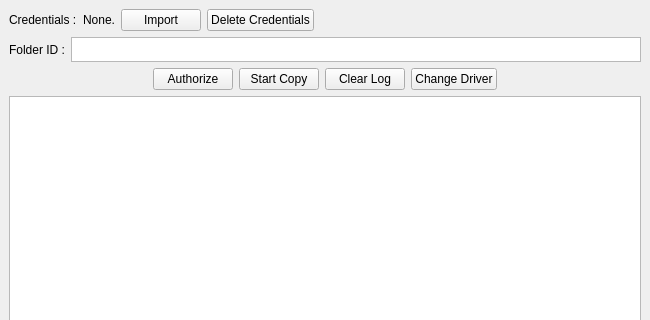
Old version of the form mainwindow.ui in the repository topkiss123/GDriveCopy; both pictures show x 0 to 650 and y 0 to 320 of the 650 by 471 pixel window.
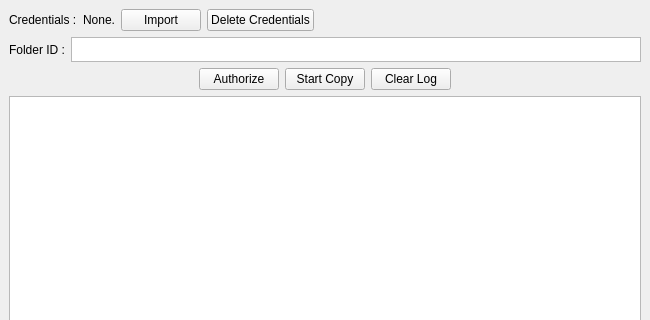
New version of the form.

What changed in the file:
```diff
--- a/mainwindow.ui
+++ b/mainwindow.ui
@@ -159,13 +159,6 @@
         </property>
        </widget>
       </item>
-      <item>
-       <widget class="QPushButton" name="change_user">
-        <property name="text">
-         <string>Change Driver</string>
-        </property>
-       </widget>
-      </item>
       <item>
        <spacer name="horizontalSpacer_2">
         <property name="orientation">
```
Left out of the diff: 16 changed lines with no effect on the pictures.
